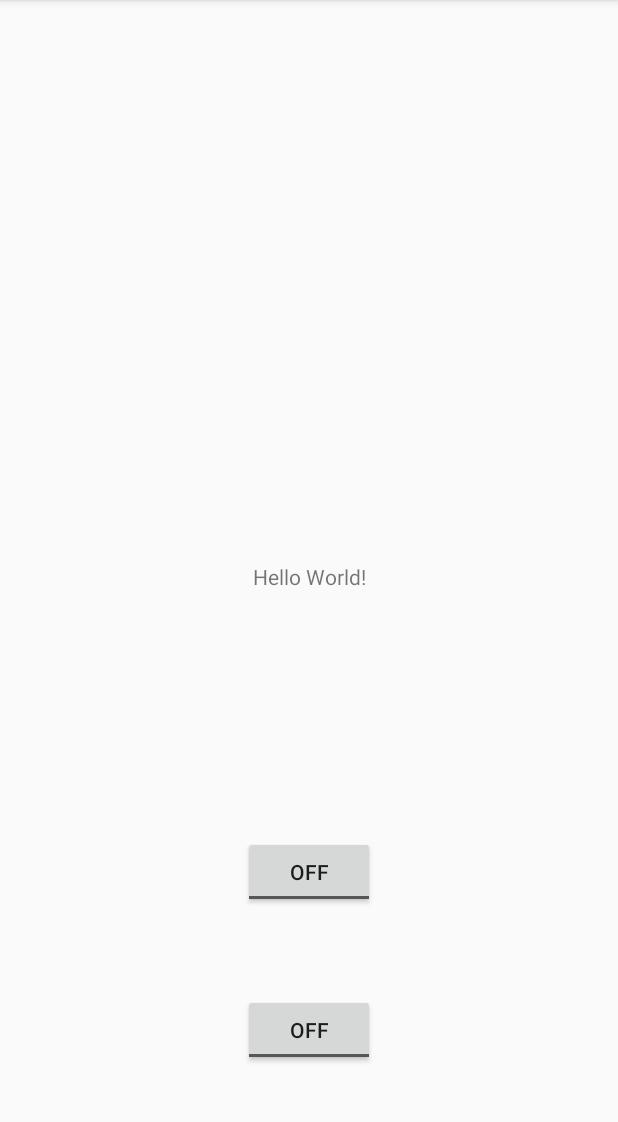
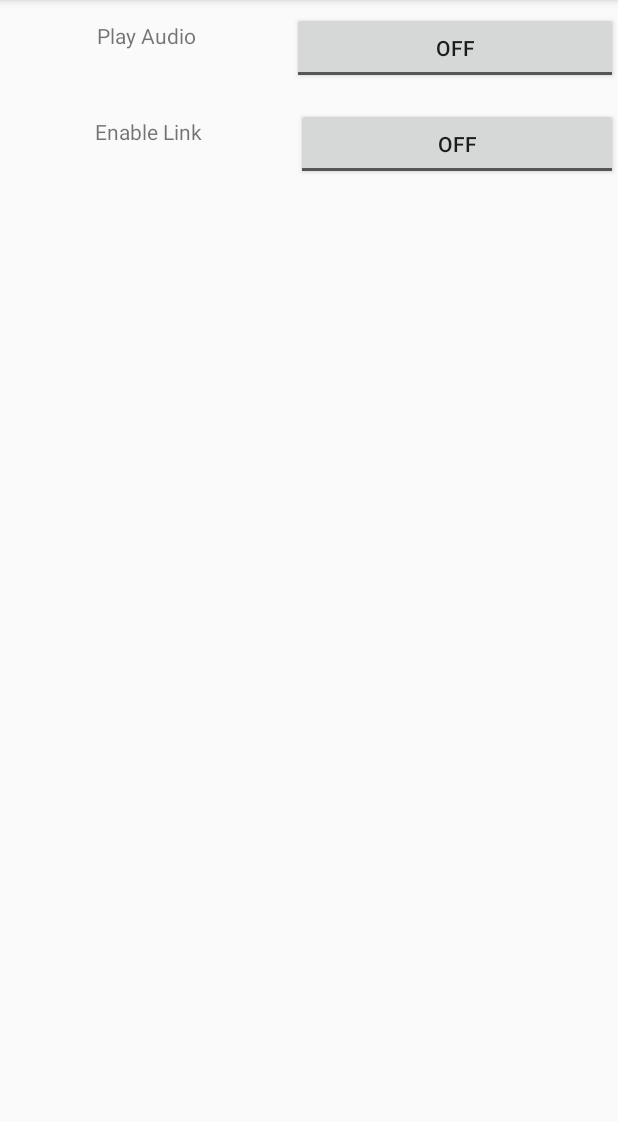
Before and after one commit to jbloit/AndroidLinkAudio, an Android app: the screen it shows after launch (MainActivity), on a phone screen of 412 x 824 dp, the part 84-1206 px from its top. Run offline under Robolectric (Android 15) with nearby library versions, the phone set to English and light mode, and no system bars; 2 statements that could not run were skipped.

Commit message:
Buttons to toggle sound and Link

```diff
--- a/app/src/main/java/com/jbloit/androidlinkaudio/AudioEngine.kt
+++ b/app/src/main/java/com/jbloit/androidlinkaudio/AudioEngine.kt
@@ -11,6 +11,7 @@ object AudioEngine {
     external fun deleteEngine(engineHandle: Long)
     external fun linkEnable(engineHandle: Long, enableFlag: Boolean)
     external fun createStream(engineHandle: Long)
+    external fun playAudio(engineHandle: Long, playFlag: Boolean)
 
     fun create(): Boolean{
         if (mEngineHandle == 0L) {
@@ -22,6 +23,12 @@ object AudioEngine {
     fun linkEnable(flag: Boolean){
         if (mEngineHandle != 0L) {
             linkEnable(mEngineHandle, flag)
+        }
+    }
+
+    fun playAudio(flag: Boolean){
+        if (mEngineHandle != 0L) {
+            playAudio(mEngineHandle, flag)
         }
     }
 
--- a/app/src/main/java/com/jbloit/androidlinkaudio/MainActivity.kt
+++ b/app/src/main/java/com/jbloit/androidlinkaudio/MainActivity.kt
@@ -2,7 +2,6 @@ package com.jbloit.androidlinkaudio
 
 import android.support.v7.app.AppCompatActivity
 import android.os.Bundle
-import android.widget.CompoundButton
 import android.widget.Toast
 import kotlinx.android.synthetic.main.activity_main.*
 
@@ -12,22 +11,17 @@ class MainActivity : AppCompatActivity() {
         super.onCreate(savedInstanceState)
         setContentView(R.layout.activity_main)
 
-        // Example of a call to a native method
-        sample_text.text = stringFromJNI()
+        AudioEngine.create()
+        AudioEngine.createAudioStream()
 
-        linkToggleButton.setOnCheckedChangeListener{ buttonView, isChecked ->
-            Toast.makeText(this,isChecked.toString(),Toast.LENGTH_SHORT).show()
+        // register widget callbacks
+        toggle_linkEnable.setOnCheckedChangeListener{ buttonView, isChecked ->
             AudioEngine.linkEnable(isChecked)
         }
 
-        audioStreamToggleButton.setOnCheckedChangeListener{ buttonView, isChecked ->
-            Toast.makeText(this,isChecked.toString(),Toast.LENGTH_SHORT).show()
-            if (isChecked){
-                AudioEngine.createAudioStream()
-            }
+        toggle_playAudio.setOnCheckedChangeListener{ buttonView, isChecked ->
+            AudioEngine.playAudio(isChecked)
         }
-
-        AudioEngine.create()
     }
 
     /**
--- a/app/src/main/res/layout/activity_main.xml
+++ b/app/src/main/res/layout/activity_main.xml
@@ -1,43 +1,58 @@
 <?xml version="1.0" encoding="utf-8"?>
-<android.support.constraint.ConstraintLayout xmlns:android="http://schemas.android.com/apk/res/android"
+<LinearLayout xmlns:android="http://schemas.android.com/apk/res/android"
     xmlns:app="http://schemas.android.com/apk/res-auto"
     xmlns:tools="http://schemas.android.com/tools"
     android:layout_width="match_parent"
     android:layout_height="match_parent"
-    tools:context="com.jbloit.androidlinkaudio.MainActivity">
+    tools:context="com.jbloit.androidlinkaudio.MainActivity"
+    android:orientation="vertical">
+
+    <LinearLayout
+        android:layout_width="match_parent"
+        android:layout_height="wrap_content"
+        android:orientation="horizontal">
 
         <TextView
-        android:id="@+id/sample_text"
+            android:id="@+id/textView"
             android:layout_width="wrap_content"
             android:layout_height="wrap_content"
-        android:text="Hello World!"
-        app:layout_constraintBottom_toBottomOf="parent"
-        app:layout_constraintLeft_toLeftOf="parent"
-        app:layout_constraintRight_toRightOf="parent"
-        app:layout_constraintTop_toTopOf="parent" />
+            android:layout_weight="1"
+            android:text="Play Audio"
+            android:textAlignment="center" />
 
         <ToggleButton
-        android:id="@+id/linkToggleButton"
+            android:id="@+id/toggle_playAudio"
             android:layout_width="wrap_content"
             android:layout_height="wrap_content"
             android:layout_marginBottom="8dp"
             android:layout_marginTop="8dp"
-        android:text="LINK "
-        app:layout_constraintBottom_toBottomOf="parent"
-        app:layout_constraintLeft_toLeftOf="parent"
-        app:layout_constraintRight_toRightOf="parent"
-        app:layout_constraintTop_toBottomOf="@+id/sample_text" />
+            android:layout_weight="1"
+            android:text="STREAM " />
+    </LinearLayout>
+
+    <LinearLayout
+        android:layout_width="match_parent"
+        android:layout_height="wrap_content"
+        android:orientation="horizontal"
+        android:textAlignment="center">
+
+        <TextView
+            android:id="@+id/textView2"
+            android:layout_width="wrap_content"
+            android:layout_height="wrap_content"
+            android:layout_weight="1"
+            android:text="Enable Link"
+            android:textAlignment="center" />
 
         <ToggleButton
-        android:id="@+id/audioStreamToggleButton"
+            android:id="@+id/toggle_linkEnable"
             android:layout_width="wrap_content"
             android:layout_height="wrap_content"
             android:layout_marginBottom="8dp"
             android:layout_marginTop="8dp"
-        android:text="STREAM "
-        app:layout_constraintBottom_toBottomOf="parent"
-        app:layout_constraintLeft_toLeftOf="parent"
-        app:layout_constraintRight_toRightOf="parent"
-        app:layout_constraintTop_toBottomOf="@+id/linkToggleButton" />
+            android:layout_weight="1"
+            android:text="LINK " />
 
-</android.support.constraint.ConstraintLayout>
+    </LinearLayout>
+
+</LinearLayout>
```
Also changed, not shown: 4 other files. Lines whose indentation alone changed are shown as unchanged.
